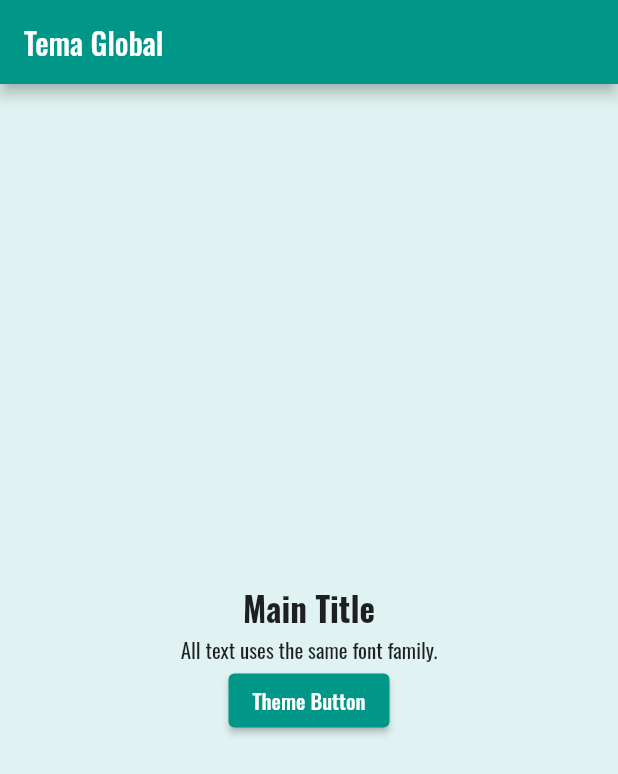
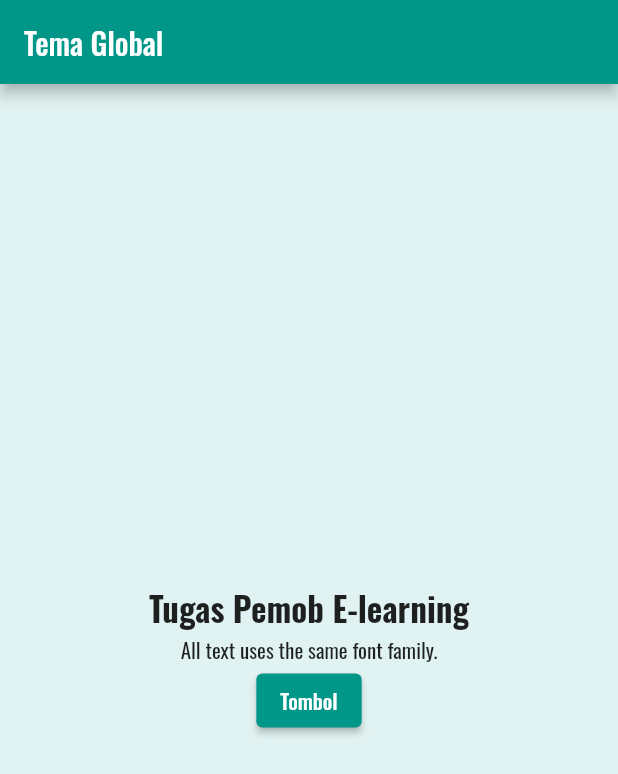
Before and after one commit to danzwel/Lakuku, a Flutter app: the screen it shows after launch, on a phone screen of 412 x 824 dp. Shown: the top 774 px of the screen. Run offline on Flutter 3.47's test engine with Material 3 defaults, Android fonts, the phone set to English and light mode, and no system bars.

Commit message:
update terbaru

```diff
--- a/lib/main.dart
+++ b/lib/main.dart
@@ -16,7 +16,7 @@ void main() {
             mainAxisAlignment: MainAxisAlignment.center,
             children: [
               const Text(
-                'Main Title',
+                'Tugas Pemob E-learning',
                 style: TextStyle(
                   fontSize: 22,
                   fontWeight: FontWeight.bold,
@@ -25,7 +25,7 @@ void main() {
               const Text('All text uses the same font family.'),
               ElevatedButton(
                 onPressed: () {},
-                child: const Text('Theme Button'),
+                child: const Text('Tombol'),
               ),
             ],
           ),
--- a/pubspec.yaml
+++ b/pubspec.yaml
@@ -76,7 +76,8 @@ flutter:
   fonts:
   - family: Oswald
     fonts:
-      - asset: font/Oswald-VariableFont_wght.ttf
+      - asset: asset/font/Oswald-VariableFont_wght.ttf
+
   #   - family: Schyler
   #     fonts:
   #       - asset: fonts/Schyler-Regular.ttf
```
